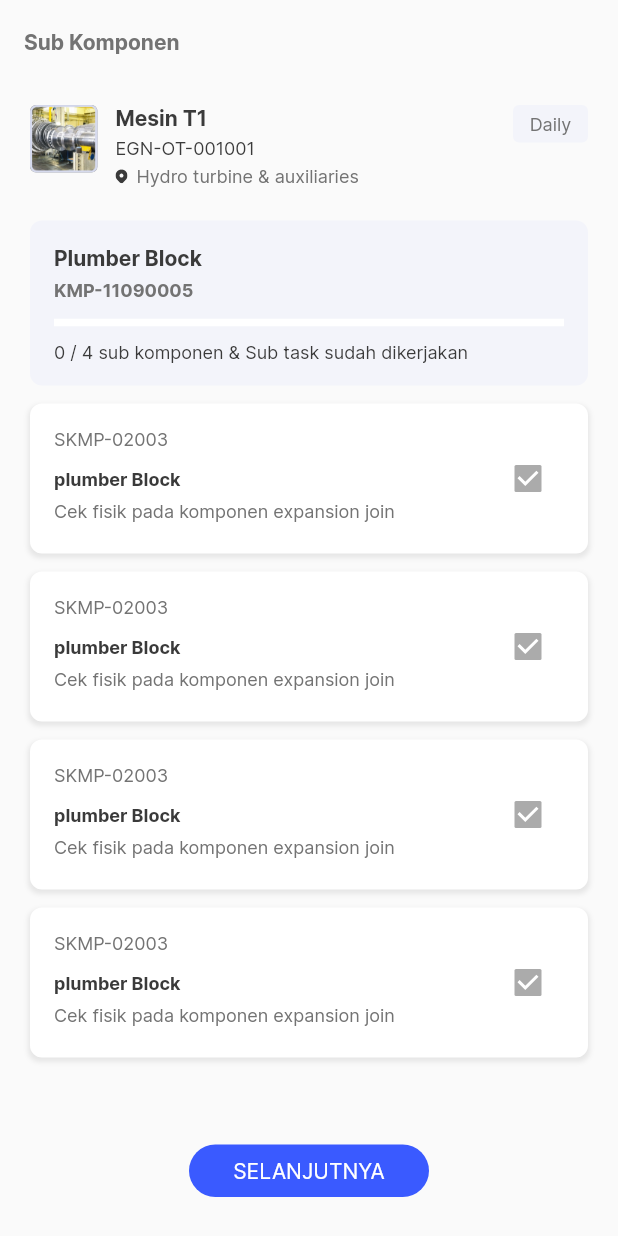
After one commit to framadhan99/PLTA-app, a Flutter app: the DaftarSubKomponenPage screen opened directly, on a phone screen of 412 x 824 dp. The commit adds this screen. Run offline on Flutter 3.47's test engine with Material 2 defaults, Android fonts, the phone set to English and light mode, and no system bars; our stand-ins replace flutter_svg.

Commit message:
daftar sub komponen page

```diff
--- a/lib/config/asset_paths.dart
+++ b/lib/config/asset_paths.dart
@@ -1,5 +1,6 @@
 class AssetPaths {
   static const String icEye = "assets/icons/icEye.svg";
+  static const String icLocation = "assets/icons/icLocation.svg";
 
   static const String imgMesin = "assets/images/mesin.png";
 }
--- a/lib/pages/daftar_komponen_page.dart
+++ b/lib/pages/daftar_komponen_page.dart
@@ -7,8 +7,8 @@ import 'package:plta_app/widgets/appbar/appbar_primary.dart';
 import 'package:plta_app/widgets/card/card_grey.dart';
 import 'package:plta_app/widgets/card/card_shadow_widget.dart';
 
-class DaftarKomponen extends StatelessWidget {
-  const DaftarKomponen({super.key});
+class DaftarKomponenPage extends StatelessWidget {
+  const DaftarKomponenPage({super.key});
 
   @override
   Widget build(BuildContext context) {
--- /dev/null
+++ b/lib/pages/daftar_sub_komponen_page.dart
@@ -0,0 +1,194 @@
+import 'package:flutter/material.dart';
+import 'package:flutter_svg/flutter_svg.dart';
+import 'package:plta_app/config/asset_colors.dart';
+import 'package:plta_app/config/asset_paths.dart';
+import 'package:plta_app/config/asset_style.dart';
+import 'package:plta_app/config/ui_helper.dart';
+import 'package:plta_app/widgets/appbar/appbar_primary.dart';
+import 'package:plta_app/widgets/button/button_primary.dart';
+import 'package:plta_app/widgets/card/card_grey.dart';
+import 'package:plta_app/widgets/card/card_shadow_widget.dart';
+
+class DaftarSubKomponenPage extends StatelessWidget {
+  const DaftarSubKomponenPage({super.key});
+
+  @override
+  Widget build(BuildContext context) {
+    return Scaffold(
+      appBar: AppBarPrimary(
+        title: "Sub Komponen",
+      ),
+      body: SingleChildScrollView(
+        padding: const EdgeInsets.symmetric(horizontal: 20),
+        child: Column(
+          crossAxisAlignment: CrossAxisAlignment.center,
+          children: [
+            Container(
+              child: Row(
+                crossAxisAlignment: CrossAxisAlignment.start,
+                children: [
+                  Container(
+                    width: 45,
+                    height: 45,
+                    decoration: BoxDecoration(
+                      borderRadius: BorderRadius.circular(4),
+                      color: Colors.grey,
+                      image: DecorationImage(
+                        fit: BoxFit.cover,
+                        image: AssetImage(
+                          AssetPaths.imgMesin,
+                        ),
+                      ),
+                    ),
+                  ),
+                  horizontalSpace(12),
+                  Column(
+                    mainAxisAlignment: MainAxisAlignment.center,
+                    crossAxisAlignment: CrossAxisAlignment.start,
+                    children: [
+                      Text(
+                        'Mesin T1',
+                        style: AssetStyle.primaryText.copyWith(
+                          fontWeight: FontWeight.w700,
+                          color: AssetColors.primaryColor,
+                        ),
+                      ),
+                      verticalSpace(4),
+                      Text(
+                        'EGN-OT-001001',
+                        style: AssetStyle.desText.copyWith(
+                          fontWeight: FontWeight.w500,
+                          color: AssetColors.primaryColor,
+                        ),
+                      ),
+                      verticalSpace(4),
+                      Row(
+                        children: [
+                          SvgPicture.asset(
+                            AssetPaths.icLocation,
+                            width: 8,
+                          ),
+                          horizontalSpace(6),
+                          Text(
+                            'Hydro turbine & auxiliaries',
+                            style: AssetStyle.desText.copyWith(
+                              fontWeight: FontWeight.w500,
+                            ),
+                          ),
+                        ],
+                      ),
+                    ],
+                  ),
+                  Spacer(),
+                  Align(
+                    alignment: Alignment.topRight,
+                    child: Container(
+                      width: 50,
+                      height: 25,
+                      decoration: BoxDecoration(
+                        color: AssetColors.greyLightes,
+                        borderRadius: BorderRadius.circular(4),
+                      ),
+                      alignment: Alignment.center,
+                      child: Text(
+                        'Daily',
+                        style: AssetStyle.desText,
+                      ),
+                    ),
+                  )
+                ],
+              ),
+            ),
+            verticalSpace(22),
+            CardGrey(
+              padding: EdgeInsets.only(right: 16, left: 16, top: 16, bottom: 8),
+              height: 110,
+              child: Column(
+                mainAxisAlignment: MainAxisAlignment.start,
+                crossAxisAlignment: CrossAxisAlignment.start,
+                children: [
+                  Text(
+                    'Plumber Block',
+                    style: AssetStyle.bigTitle.copyWith(fontSize: 14),
+                  ),
+                  verticalSpace(6),
+                  Text(
+                    'KMP-11090005',
+                    style: AssetStyle.desText.copyWith(
+                      fontWeight: FontWeight.w600,
+                    ),
+                  ),
+                  verticalSpace(6),
+                  Divider(
+                    thickness: 5,
+                    color: Colors.white,
+                  ),
+                  verticalSpace(4),
+                  Text(
+                    '0 / 4 sub komponen & Sub task sudah dikerjakan',
+                    style: AssetStyle.primaryText.copyWith(
+                      fontWeight: FontWeight.w500,
+                      fontSize: 12,
+                    ),
+                  ),
+                ],
+              ),
+            ),
+            verticalSpace(12),
+            ...List.generate(
+              4,
+              (int index) => Padding(
+                padding: const EdgeInsets.only(
+                  bottom: 12,
+                ),
+                child: CardShadow(
+                  height: 100,
+                  width: screenWidth(context),
+                  child: Row(
+                    children: [
+                      Column(
+                        crossAxisAlignment: CrossAxisAlignment.start,
+                        children: [
+                          Text(
+                            'SKMP-02003',
+                            style: AssetStyle.desText.copyWith(
+                              fontWeight: FontWeight.w500,
+                            ),
+                          ),
+                          verticalSpace(12),
+                          Text(
+                            'plumber Block',
+                            style: AssetStyle.bigTitle.copyWith(fontSize: 12),
+                          ),
+                          verticalSpace(6),
+                          Text(
+                            'Cek fisik pada komponen expansion join',
+                            style: AssetStyle.desText.copyWith(
+                              fontWeight: FontWeight.w500,
+                            ),
+                          )
+                        ],
+                      ),
+                      Spacer(),
+                      Checkbox(
+                        activeColor: Color(0xffABABAB),
+                        value: true,
+                        onChanged: (e) {},
+                      )
+                    ],
+                  ),
+                ),
+              ),
+            ),
+            verticalSpace(46),
+            ButtonPrimary(
+              width: 160,
+              height: 35,
+              label: 'SELANJUTNYA',
+            )
+          ],
+        ),
+      ),
+    );
+  }
+}
--- a/lib/pages/dashboard_page.dart
+++ b/lib/pages/dashboard_page.dart
@@ -1,6 +1,7 @@
 import 'package:flutter/material.dart';
 import 'package:plta_app/config/asset_style.dart';
 import 'package:plta_app/pages/daftar_komponen_page.dart';
+import 'package:plta_app/pages/daftar_sub_komponen_page.dart';
 import 'package:plta_app/pages/login_page.dart';
 
 class DashboardPage extends StatelessWidget {
@@ -10,7 +11,8 @@ class DashboardPage extends StatelessWidget {
   Widget build(BuildContext context) {
     List<List> pages = [
       [LoginPage(), 'Login'],
-      [DaftarKomponen(), 'Daftar komponen']
+      [DaftarKomponenPage(), 'Daftar komponen'],
+      [DaftarSubKomponenPage(), 'Daftar  Sub komponen'],
     ];
     return Scaffold(
       body: ListView.builder(
--- a/lib/widgets/button/button_primary.dart
+++ b/lib/widgets/button/button_primary.dart
@@ -9,17 +9,22 @@ class ButtonPrimary extends StatelessWidget {
     Key? key,
     this.onTap,
     required this.label,
+    this.width,
+    this.height,
   }) : super(key: key);
 
   final Function()? onTap;
   final String label;
+  final double? width;
+  final double? height;
+
   @override
   Widget build(BuildContext context) {
     return GestureDetector(
       onTap: onTap,
       child: Container(
-        height: 40,
-        width: screenWidth(context),
+        height: height ?? 40,
+        width: width ?? screenWidth(context),
         decoration: BoxDecoration(
           color: AssetColors.colorButton,
           borderRadius: BorderRadius.circular(30),
--- a/lib/widgets/card/card_shadow_widget.dart
+++ b/lib/widgets/card/card_shadow_widget.dart
@@ -1,5 +1,3 @@
-import 'dart:ffi';
-
 import 'package:flutter/material.dart';
 
 class CardShadow extends StatelessWidget {
```
Also changed, not shown: assets/icons/icLocation.svg (added).
